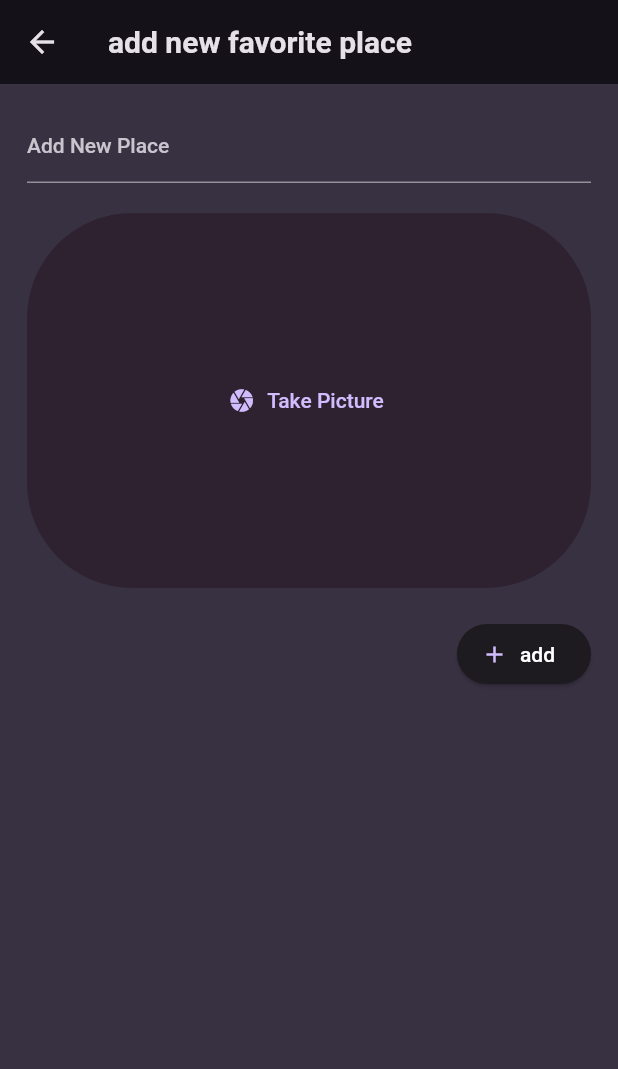
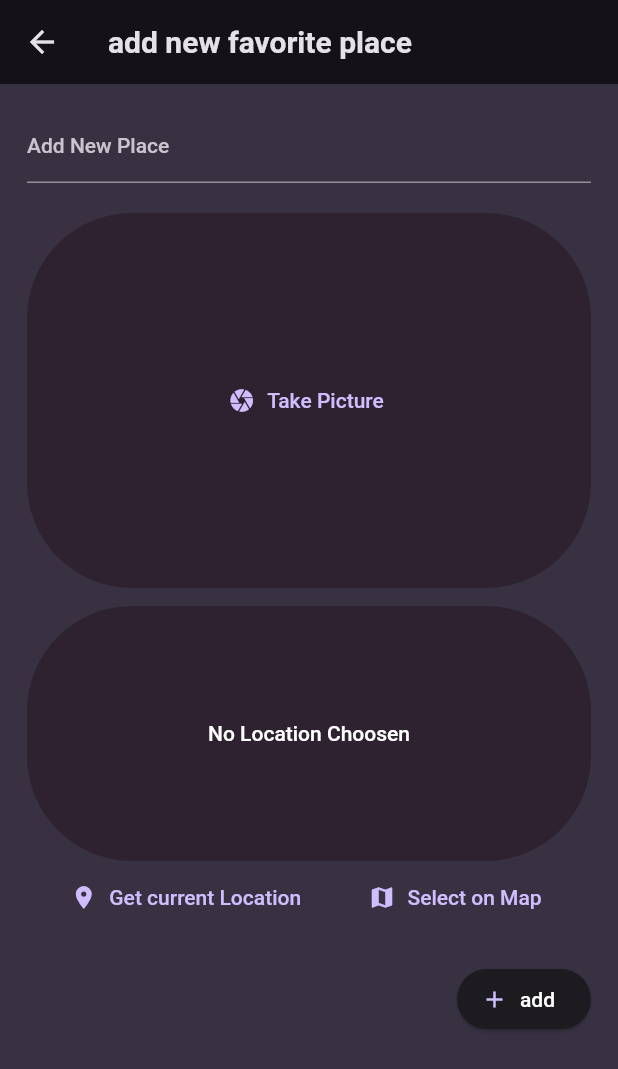
Before and after one commit to XayneeNut/favorites-places, a Flutter app: the AddFavoritePlaceAlternative screen opened directly, on a phone screen of 412 x 824 dp. Shown: the top 1069 px of the screen. Run offline on Flutter 3.47's test engine with Material 2 defaults, Android fonts, the phone set to English and light mode, and no system bars; our stand-ins replace flutter_riverpod, google_fonts, image_picker, location.

Commit message:
melanjutkan project ✨
menambahkan fitur pick lokasi

```diff
--- a/lib/view/alternative/add_favplace_alternative.dart
+++ b/lib/view/alternative/add_favplace_alternative.dart
@@ -2,6 +2,7 @@ import 'dart:io';
 
 import 'package:favorite_places/riverpod/user_places.dart';
 import 'package:favorite_places/widgets/image_input.dart';
+import 'package:favorite_places/widgets/location_input.dart';
 import 'package:flutter/material.dart';
 import 'package:flutter_riverpod/flutter_riverpod.dart';
 
@@ -20,11 +21,13 @@ class _AddFavoritePlaceAlternativeState
 
   void _saveText() {
     final enteredTitle = _nameController.text;
-    if (enteredTitle == '' || enteredTitle.isEmpty  || _selectedImage == null) {
+    if (enteredTitle == '' || enteredTitle.isEmpty || _selectedImage == null) {
       return;
     }
 
-    ref.read(userPlaceProvider.notifier).addPlace(enteredTitle, _selectedImage!);
+    ref
+        .read(userPlaceProvider.notifier)
+        .addPlace(enteredTitle, _selectedImage!);
 
     Navigator.pop(context, enteredTitle);
   }
@@ -57,6 +60,8 @@ class _AddFavoritePlaceAlternativeState
                 _selectedImage = image;
               },
             ),
+            const SizedBox(height: 12),
+            LocationInput(),
             const SizedBox(height: 20),
             Row(
               mainAxisAlignment: MainAxisAlignment.end,
--- a/lib/widgets/alternative/places_list_alternative.dart
+++ b/lib/widgets/alternative/places_list_alternative.dart
@@ -29,7 +29,7 @@ class PlacesListAlternative extends StatelessWidget {
             places[index].name,
             style: Theme.of(context)
                 .textTheme
-                .bodySmall!
+                .bodyMedium!
                 .copyWith(color: Colors.white),
           ),
           onTap: () {
--- /dev/null
+++ b/lib/widgets/location_input.dart
@@ -0,0 +1,95 @@
+import 'package:flutter/material.dart';
+import 'package:location/location.dart';
+
+class LocationInput extends StatefulWidget {
+  const LocationInput({super.key});
+
+  @override
+  State<LocationInput> createState() => _LocationInputState();
+}
+
+class _LocationInputState extends State<LocationInput> {
+  Location? _pickLocation;
+  var _isGettingLocation = false;
+
+  void _getLocation() async {
+    Location location = Location();
+
+    bool serviceEnabled;
+    PermissionStatus permissionGranted;
+    LocationData locationData;
+
+    serviceEnabled = await location.serviceEnabled();
+    if (!serviceEnabled) {
+      serviceEnabled = await location.requestService();
+      if (!serviceEnabled) {
+        return;
+      }
+    }
+
+    permissionGranted = await location.hasPermission();
+    if (permissionGranted == PermissionStatus.denied) {
+      permissionGranted = await location.requestPermission();
+      if (permissionGranted != PermissionStatus.granted) {
+        return;
+      }
+    }
+
+    setState(() {
+      _isGettingLocation = true;
+    });
+
+    locationData = await location.getLocation();
+
+    setState(() {
+      _isGettingLocation = false;
+    });
+
+    print(locationData.latitude);
+    print(locationData.longitude);
+  }
+
+  @override
+  Widget build(BuildContext context) {
+    Widget previewContent = Text(
+      'No Location Choosen',
+      textAlign: TextAlign.center,
+      style:
+          Theme.of(context).textTheme.bodyLarge!.copyWith(color: Colors.white),
+    );
+
+    if (_isGettingLocation) {
+      previewContent = const CircularProgressIndicator();
+    }
+
+    return Column(
+      children: [
+        Container(
+          alignment: Alignment.center,
+          height: 170,
+          width: double.infinity,
+          decoration: BoxDecoration(
+            borderRadius: BorderRadius.circular(70),
+            color: const Color.fromRGBO(46, 34, 48, 1),
+          ),
+          child: previewContent,
+        ),
+        Row(
+          mainAxisAlignment: MainAxisAlignment.spaceEvenly,
+          children: [
+            TextButton.icon(
+              onPressed: _getLocation,
+              icon: const Icon(Icons.location_on),
+              label: const Text('Get current Location'),
+            ),
+            TextButton.icon(
+              onPressed: () {},
+              icon: const Icon(Icons.map),
+              label: const Text('Select on Map'),
+            ),
+          ],
+        ),
+      ],
+    );
+  }
+}
```
Also changed, not shown: lib/view/home_favplace_view.dart (+8 -2 lines), pubspec.yaml (+6 -1 lines), pubspec.lock, 1 other file.
